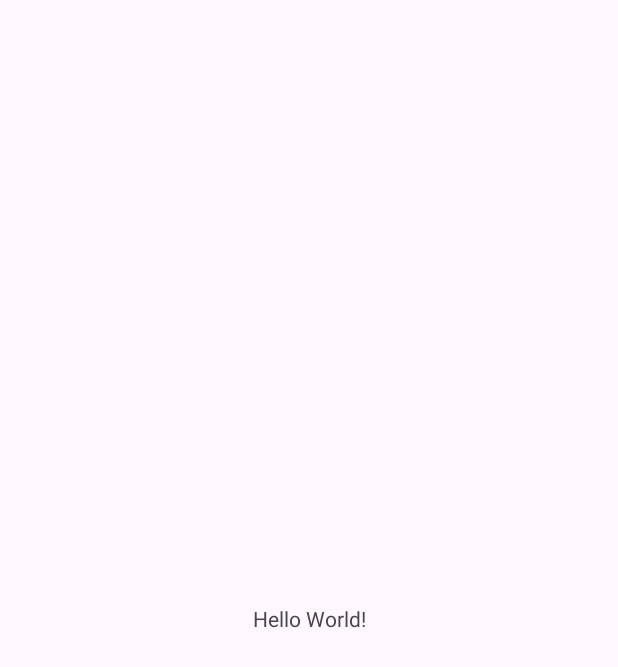
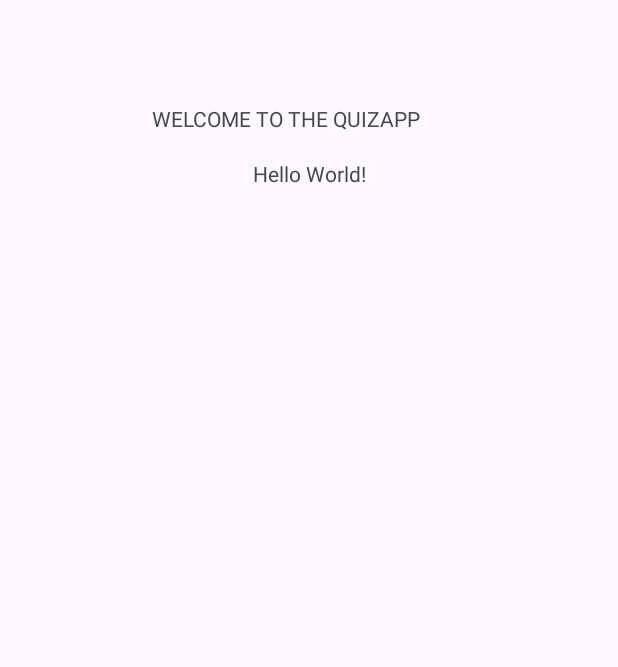
Before and after one commit to ST10495724-Keorapetse-Kgatle/BrainQuizzz, an Android app: the screen it shows after launch (MainActivity), on a phone screen of 412 x 824 dp. Before the commit the part shown is almost empty. Shown: the top 667 px of the screen. Run offline under Robolectric (Android 15) with nearby library versions, the phone set to English and light mode, and no system bars.

Commit message:
added a welcome text textview

```diff
--- a/app/src/main/res/layout/activity_main.xml
+++ b/app/src/main/res/layout/activity_main.xml
@@ -14,6 +14,16 @@
         app:layout_constraintBottom_toBottomOf="parent"
         app:layout_constraintEnd_toEndOf="parent"
         app:layout_constraintStart_toStartOf="parent"
+        app:layout_constraintTop_toTopOf="parent"
+        app:layout_constraintVertical_bias="0.132" />
+    <TextView
+        android:id="@+id/textView"
+        android:layout_width="wrap_content"
+        android:layout_height="wrap_content"
+        android:layout_marginStart="101dp"
+        android:layout_marginTop="69dp"
+        android:text="WELCOME TO THE QUIZAPP"
+        app:layout_constraintStart_toStartOf="parent"
         app:layout_constraintTop_toTopOf="parent" />
 
 </androidx.constraintlayout.widget.ConstraintLayout>
```
